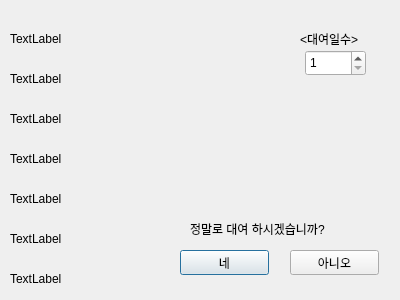
This is Sodesucar_clnt/rent_check.ui in mssung34/Sodesucar as Qt 5 draws it before an edit. The edited form follows.
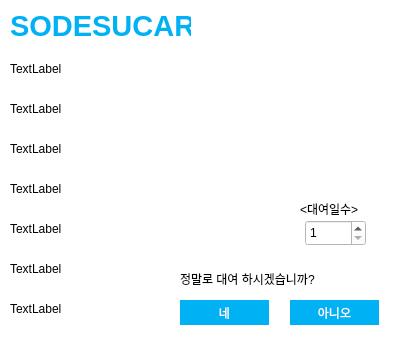
This is the edited form.

The edit to the form file:
```diff
--- a/Sodesucar_clnt/rent_check.ui
+++ b/Sodesucar_clnt/rent_check.ui
@@ -7,17 +7,20 @@
     <x>0</x>
     <y>0</y>
     <width>400</width>
-    <height>300</height>
+    <height>348</height>
    </rect>
   </property>
   <property name="windowTitle">
    <string>Dialog</string>
   </property>
+  <property name="styleSheet">
+   <string notr="true">background-color: rgb(255, 255, 255);</string>
+  </property>
   <widget class="QSpinBox" name="date">
    <property name="geometry">
     <rect>
      <x>305</x>
-     <y>50</y>
+     <y>220</y>
      <width>61</width>
      <height>26</height>
     </rect>
@@ -30,7 +33,7 @@
    <property name="geometry">
     <rect>
      <x>300</x>
-     <y>30</y>
+     <y>200</y>
      <width>81</width>
      <height>17</height>
     </rect>
@@ -43,7 +46,7 @@
    <property name="geometry">
     <rect>
      <x>10</x>
-     <y>30</y>
+     <y>60</y>
      <width>250</width>
      <height>17</height>
     </rect>
@@ -56,7 +59,7 @@
    <property name="geometry">
     <rect>
      <x>10</x>
-     <y>70</y>
+     <y>100</y>
      <width>250</width>
      <height>17</height>
     </rect>
@@ -69,7 +72,7 @@
    <property name="geometry">
     <rect>
      <x>10</x>
-     <y>110</y>
+     <y>140</y>
      <width>250</width>
      <height>17</height>
     </rect>
@@ -82,7 +85,7 @@
    <property name="geometry">
     <rect>
      <x>10</x>
-     <y>190</y>
+     <y>220</y>
      <width>250</width>
      <height>17</height>
     </rect>
@@ -94,8 +97,8 @@
   <widget class="QLabel" name="sure">
    <property name="geometry">
     <rect>
-     <x>190</x>
-     <y>220</y>
+     <x>180</x>
+     <y>270</y>
      <width>171</width>
      <height>17</height>
     </rect>
@@ -108,7 +111,7 @@
    <property name="geometry">
     <rect>
      <x>10</x>
-     <y>150</y>
+     <y>180</y>
      <width>250</width>
      <height>17</height>
     </rect>
@@ -121,11 +124,23 @@
    <property name="geometry">
     <rect>
      <x>180</x>
-     <y>250</y>
+     <y>300</y>
      <width>89</width>
      <height>25</height>
     </rect>
    </property>
+   <property name="styleSheet">
+    <string notr="true">QPushButton{
+	background-color: rgb(0, 177, 244);
+	color: rgb(255, 255, 255);
+    border:none
+}
+QPushButton:hover{
+	background-color: rgb(255, 255, 255);
+	color: rgb(0, 177, 244);
+   border:none
+}</string>
+   </property>
    <property name="text">
     <string>네</string>
    </property>
@@ -134,11 +149,23 @@
    <property name="geometry">
     <rect>
      <x>290</x>
-     <y>250</y>
+     <y>300</y>
      <width>89</width>
      <height>25</height>
     </rect>
    </property>
+   <property name="styleSheet">
+    <string notr="true">QPushButton{
+	background-color: rgb(0, 177, 244);
+	color: rgb(255, 255, 255);
+    border:none
+}
+QPushButton:hover{
+	background-color: rgb(255, 255, 255);
+	color: rgb(0, 177, 244);
+   border:none
+}</string>
+   </property>
    <property name="text">
     <string>아니오</string>
    </property>
@@ -147,7 +174,7 @@
    <property name="geometry">
     <rect>
      <x>10</x>
-     <y>270</y>
+     <y>300</y>
      <width>121</width>
      <height>17</height>
     </rect>
@@ -160,7 +187,7 @@
    <property name="geometry">
     <rect>
      <x>10</x>
-     <y>230</y>
+     <y>260</y>
      <width>121</width>
      <height>17</height>
     </rect>
@@ -169,6 +196,29 @@
     <string>TextLabel</string>
    </property>
   </widget>
+  <widget class="QLabel" name="label">
+   <property name="geometry">
+    <rect>
+     <x>10</x>
+     <y>0</y>
+     <width>181</width>
+     <height>51</height>
+    </rect>
+   </property>
+   <property name="font">
+    <font>
+     <pointsize>22</pointsize>
+     <weight>75</weight>
+     <bold>true</bold>
+    </font>
+   </property>
+   <property name="styleSheet">
+    <string notr="true">color: rgb(0, 177, 244);</string>
+   </property>
+   <property name="text">
+    <string>SODESUCAR</string>
+   </property>
+  </widget>
  </widget>
  <resources/>
  <connections/>
```
